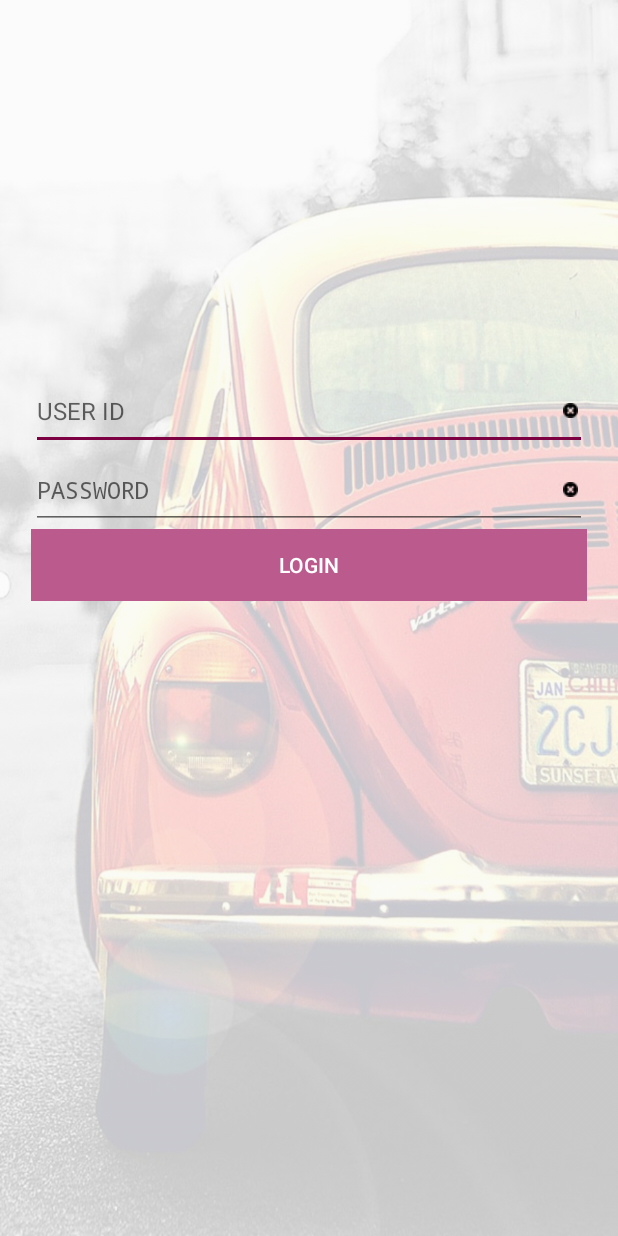
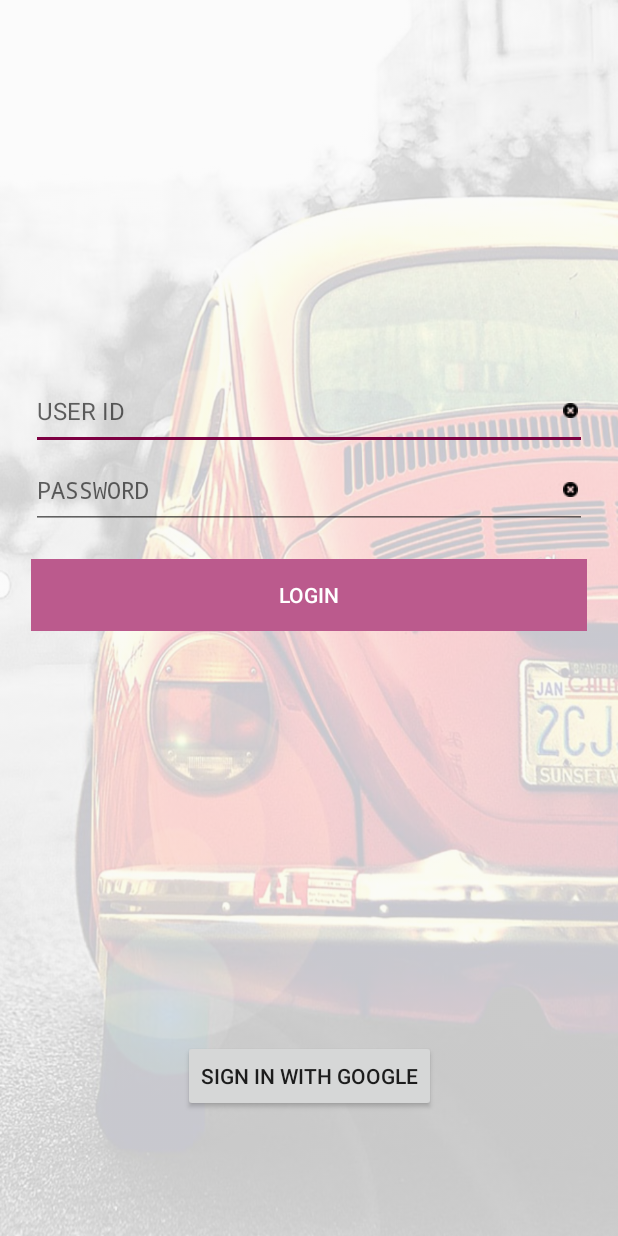
Before and after one commit to sudipto1304/poolcar-android, an Android app: the screen it shows after launch (AppInitActivity), on a phone screen of 412 x 824 dp. Run offline under Robolectric (Android 15) with nearby library versions, the phone set to English and light mode, and no system bars.

Commit message:
Integrate google signin

```diff
--- a/app/build.gradle
+++ b/app/build.gradle
@@ -18,11 +18,16 @@ android {
     }
 }
 
+apply plugin: 'com.android.application'
+
 dependencies {
     implementation fileTree(dir: 'libs', include: ['*.jar'])
+    //noinspection GradleCompatible
     implementation 'com.android.support:appcompat-v7:27.1.1'
     implementation 'com.android.support.constraint:constraint-layout:1.1.0'
     testImplementation 'junit:junit:4.12'
     androidTestImplementation 'com.android.support.test:runner:1.0.1'
     androidTestImplementation 'com.android.support.test.espresso:espresso-core:3.0.1'
+    //noinspection GradleCompatible
+    implementation 'com.google.android.gms:play-services:11.0.4'
 }
--- a/app/src/main/res/anim/zoomout.xml
+++ b/app/src/main/res/anim/zoomout.xml
@@ -5,6 +5,6 @@
     android:toYScale="1.2"
     android:pivotX="50%"
     android:pivotY="50%"
-    android:duration="30000"
+    android:duration="20000"
     android:fillAfter="true">
 </scale>
--- a/app/src/main/res/layout/activity_app_init.xml
+++ b/app/src/main/res/layout/activity_app_init.xml
@@ -25,6 +25,13 @@
         android:layout_height="1dp"
         app:layout_constraintGuide_percent="0.3"
         android:id="@+id/topComponentGuide"
+        android:orientation="horizontal"/>
+
+    <android.support.constraint.Guideline
+        android:layout_width="match_parent"
+        android:layout_height="1dp"
+        app:layout_constraintGuide_percent="0.9"
+        android:id="@+id/bottomComponentGuide"
         android:orientation="horizontal"/>
 
     <android.support.constraint.Guideline
@@ -85,6 +92,7 @@
 
 <Button
     android:layout_width="0dp"
+    android:layout_marginTop="20dp"
     android:layout_height="wrap_content"
     android:text="@string/loginButtonText"
     app:layout_constraintLeft_toLeftOf="@id/leftComponentGuide"
@@ -95,4 +103,17 @@
     android:textSize="14sp"
     android:enabled="false"/>
 
+
+    <Button
+        android:id="@+id/googleSignin"
+        android:layout_width="wrap_content"
+        android:layout_height="wrap_content"
+        android:layout_centerHorizontal="true"
+        android:text="@string/common_signin_button_text_long"
+        app:layout_constraintLeft_toLeftOf="@id/leftComponentGuide"
+        app:layout_constraintRight_toRightOf="@id/rightComponentGuide"
+        app:layout_constraintBottom_toBottomOf="@id/bottomComponentGuide"/>
+
+
+
 </android.support.constraint.ConstraintLayout>
```
Also changed, not shown: 1 other file.
